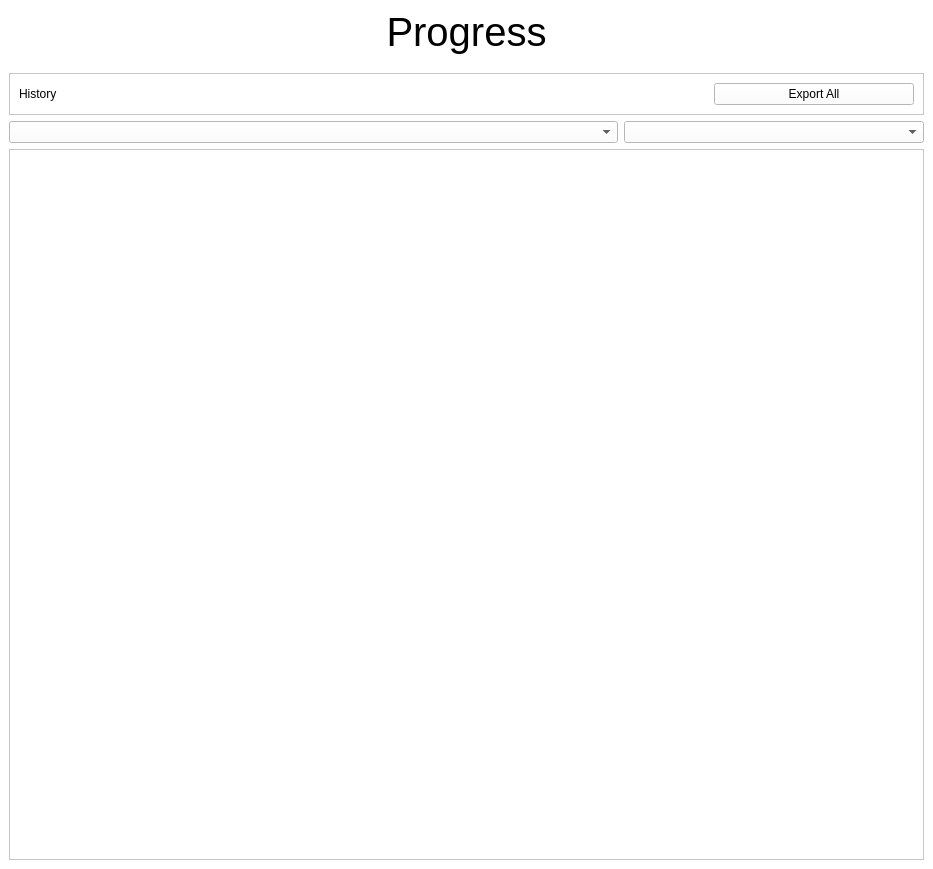
Qt form copyclare/ui/progress.ui (MotionInput/Team14-CopyClare) before a commit.
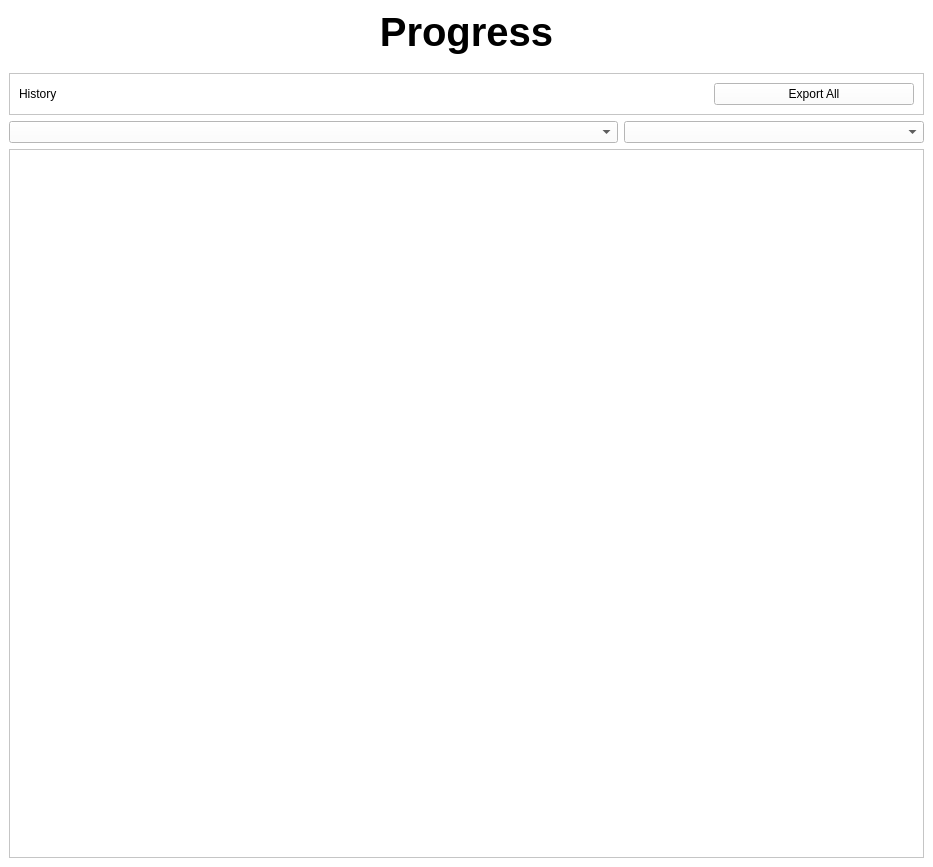
The same form after that commit.

```diff
--- a/copyclare/ui/progress.ui
+++ b/copyclare/ui/progress.ui
@@ -7,7 +7,7 @@
     <x>0</x>
     <y>0</y>
     <width>933</width>
-    <height>869</height>
+    <height>867</height>
    </rect>
   </property>
   <property name="sizePolicy">
@@ -66,7 +66,10 @@
        <widget class="QLabel" name="title">
         <property name="font">
          <font>
+          <family>Arial</family>
           <pointsize>30</pointsize>
+          <weight>75</weight>
+          <bold>true</bold>
          </font>
         </property>
         <property name="styleSheet">
@@ -178,8 +181,8 @@
              <rect>
               <x>0</x>
               <y>0</y>
-              <width>917</width>
-              <height>654</height>
+              <width>913</width>
+              <height>709</height>
              </rect>
             </property>
            </widget>
```
Left out of the diff: 10 changed lines with no effect on the pictures.
